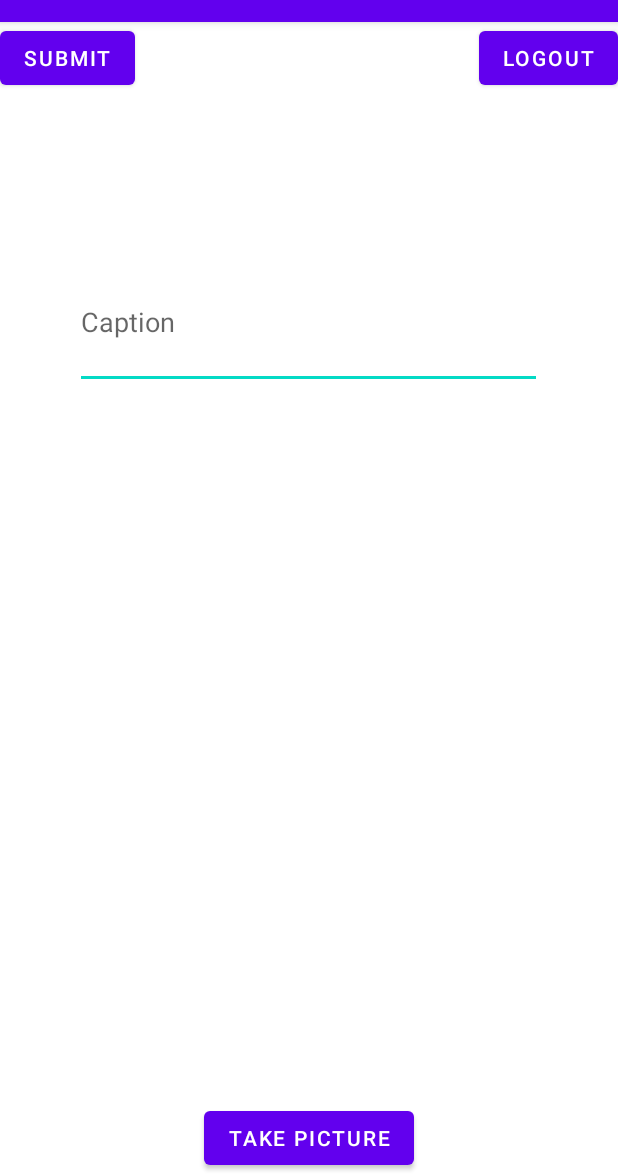
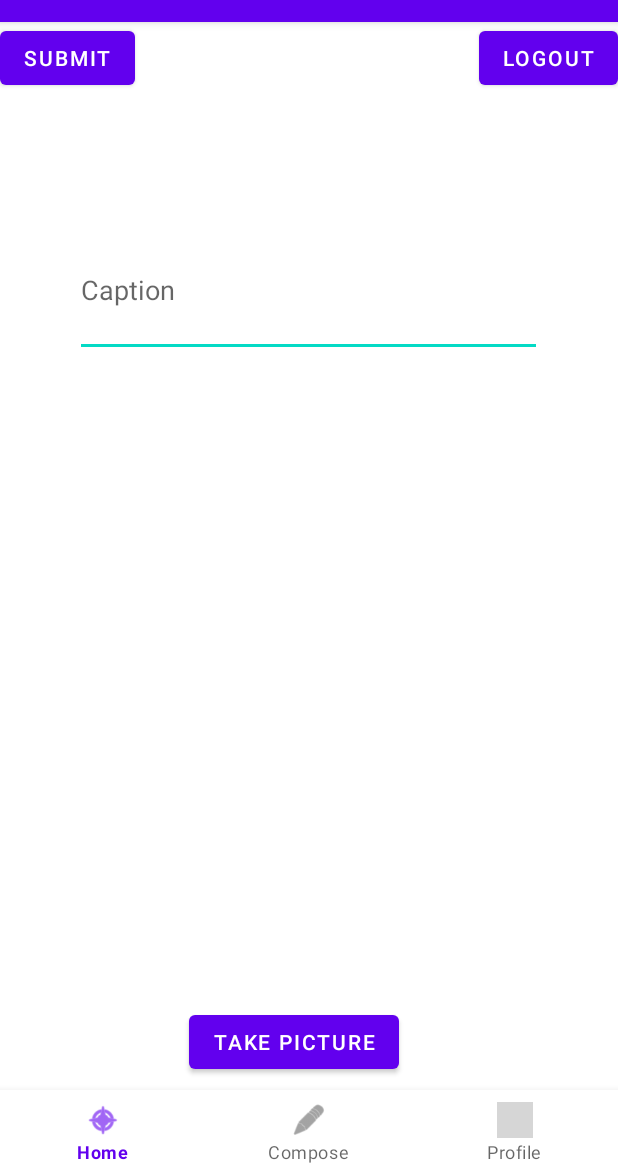
Before and after one commit to nabarnes43/Parstagram, an Android app: the MainActivity screen opened directly, with no data from a screen before it, on a phone screen of 412 x 824 dp, the part 62-1236 px from its top. Run offline under Robolectric (Android 15) with nearby library versions, the phone set to English and light mode, and no system bars; libraries missing offline, so code that uses them is left out: com.parse, org.parceler; pictures from the network do not load; grey boxes are pictures that could not be loaded.

Commit message:
Bottom Navigation/ Detailed view complete

```diff
--- a/app/src/main/res/layout/activity_main.xml
+++ b/app/src/main/res/layout/activity_main.xml
@@ -35,11 +35,12 @@
         android:id="@+id/btnCaptureImage"
         android:layout_width="wrap_content"
         android:layout_height="wrap_content"
+        android:layout_marginBottom="64dp"
         android:text="Take Picture"
+        app:layout_constraintBottom_toBottomOf="parent"
         app:layout_constraintEnd_toEndOf="parent"
-        app:layout_constraintStart_toStartOf="parent"
-        app:layout_constraintBottom_toBottomOf="parent"
-        tools:layout_editor_absoluteY="545dp" />
+        app:layout_constraintHorizontal_bias="0.464"
+        app:layout_constraintStart_toStartOf="parent" />
 
     <Button
         android:id="@+id/btnSubmit"
@@ -59,4 +60,14 @@
         app:layout_constraintTop_toBottomOf="@id/etDescription"
         tools:srcCompat="@tools:sample/avatars" />
 
+    <com.google.android.material.bottomnavigation.BottomNavigationView
+        android:id="@+id/bottom_navigation"
+        android:layout_width="match_parent"
+        android:layout_height="wrap_content"
+        android:layout_alignParentBottom="true"
+        app:layout_constraintBottom_toBottomOf="parent"
+        app:layout_constraintEnd_toEndOf="parent"
+        app:layout_constraintStart_toStartOf="parent"
+        app:menu="@menu/menu_bottom_navigation" />
+
 </androidx.constraintlayout.widget.ConstraintLayout>
--- /dev/null
+++ b/app/src/main/res/menu/menu_bottom_navigation.xml
@@ -0,0 +1,20 @@
+<?xml version="1.0" encoding="utf-8"?>
+<menu xmlns:app="http://schemas.android.com/apk/res-auto"
+    xmlns:android="http://schemas.android.com/apk/res/android">
+
+    <item
+        android:id="@+id/action_home"
+        android:icon="@android:drawable/ic_menu_compass"
+        android:title="Home"
+        app:showAsAction="always" />
+    <item
+        android:id="@+id/action_compose"
+        android:icon="@android:drawable/ic_menu_edit"
+        android:title="Compose"
+        app:showAsAction="always" />
+    <item
+        android:id="@+id/action_profile"
+        android:icon="@drawable/ic_baseline_person_24"
+        android:title="Profile"
+        app:showAsAction="always" />
+</menu>
--- a/build.gradle
+++ b/build.gradle
@@ -7,3 +7,9 @@ plugins {
 task clean(type: Delete) {
     delete rootProject.buildDir
 }
+
+ext {
+    appCompatVersion = '1.0.0'
+    designSupportVersion = '1.0.0'
+    recyclerViewVersion = '1.0.0'
+}
```
Also changed, not shown: app/build.gradle (+7 -1 lines), app/src/main/java/com/example/myapplication/LoginActivity.java (+9 -2 lines), app/src/main/java/com/example/myapplication/MainActivity.java (+23 -0 lines), app/src/main/java/com/example/myapplication/PostDetail.java (+7 -2 lines), app/src/main/res/layout/detail_post.xml (+9 -3 lines).
